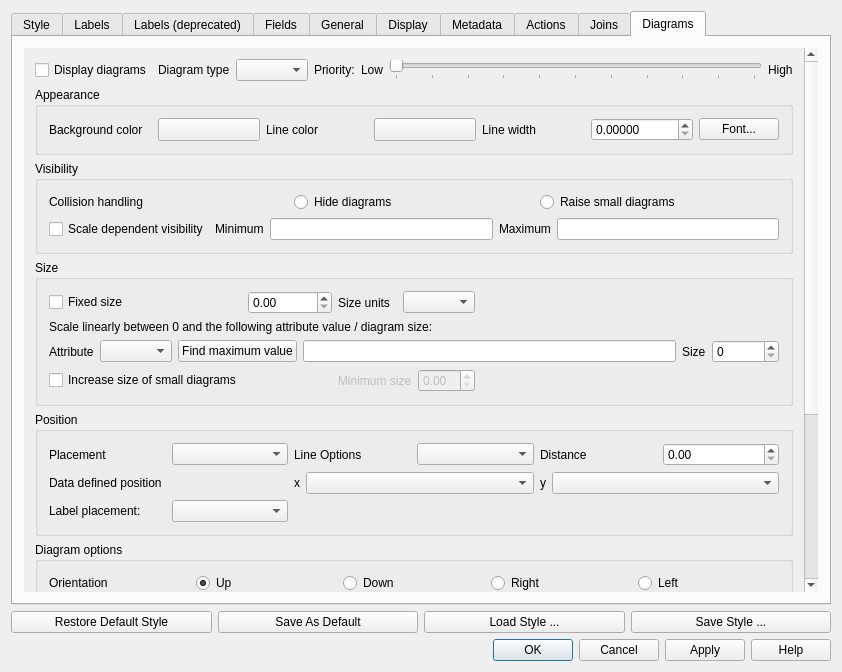
First picture: the form in src/ui/qgsvectorlayerpropertiesbase.ui, repository qgis/QGIS, before the edit.
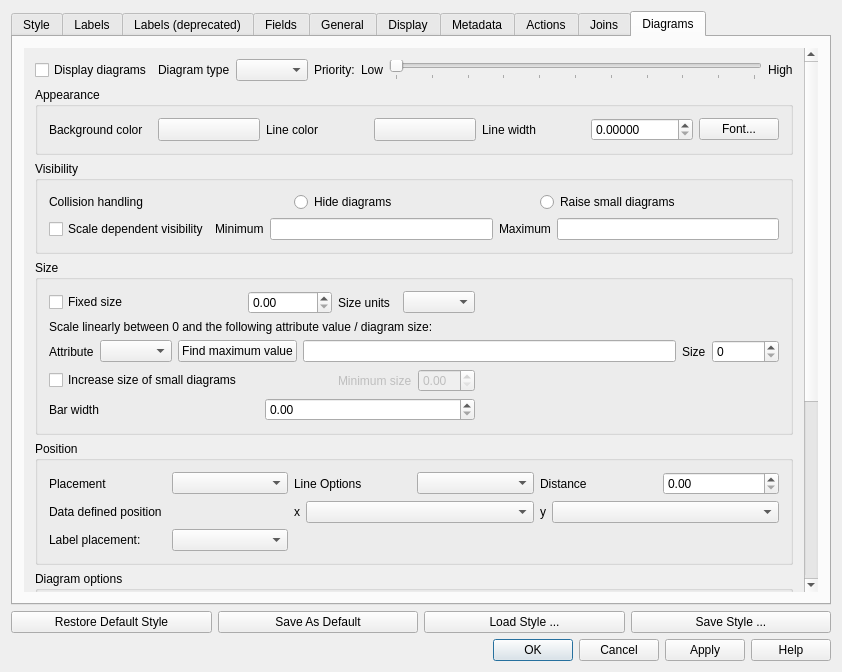
Second picture: the form after the edit. The open tabs and pages were chosen to show the change. Icons and pictures are not drawn. Custom widgets are drawn as their Qt base class.

Commit message: Make bar width configurable

Patch:
```diff
--- a/src/ui/qgsvectorlayerpropertiesbase.ui
+++ b/src/ui/qgsvectorlayerpropertiesbase.ui
@@ -1353,6 +1353,20 @@
                 </property>
                </spacer>
               </item>
+              <item row="6" column="0" colspan="3">
+               <layout class="QHBoxLayout" name="mBarWidthLayout">
+                <item>
+                 <widget class="QLabel" name="label_6">
+                  <property name="text">
+                   <string>Bar width</string>
+                  </property>
+                 </widget>
+                </item>
+                <item>
+                 <widget class="QDoubleSpinBox" name="mBarWidthSpinBox"/>
+                </item>
+               </layout>
+              </item>
              </layout>
             </widget>
            </item>
```
The commit also changes 4 other files.
